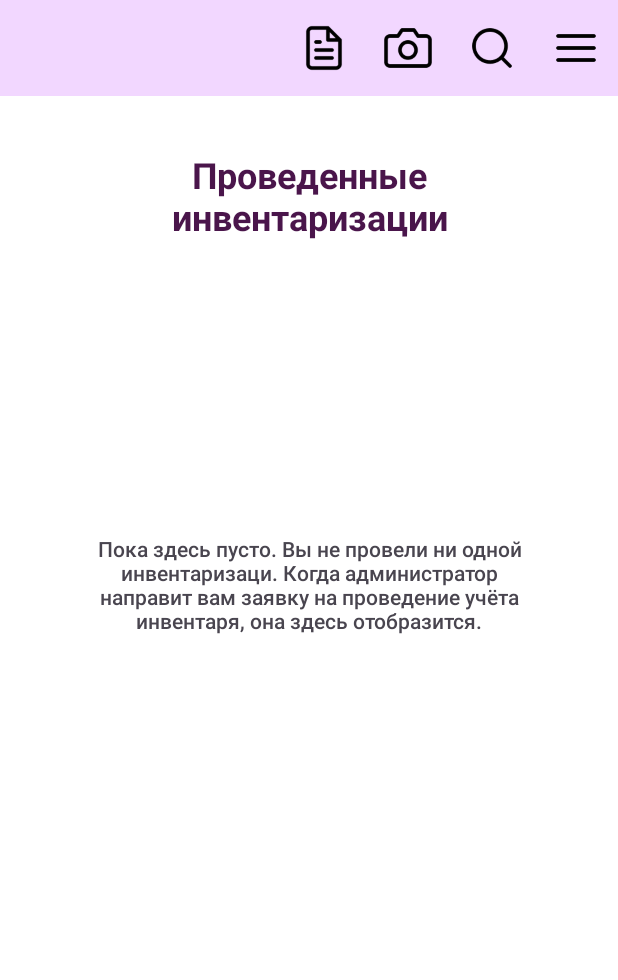
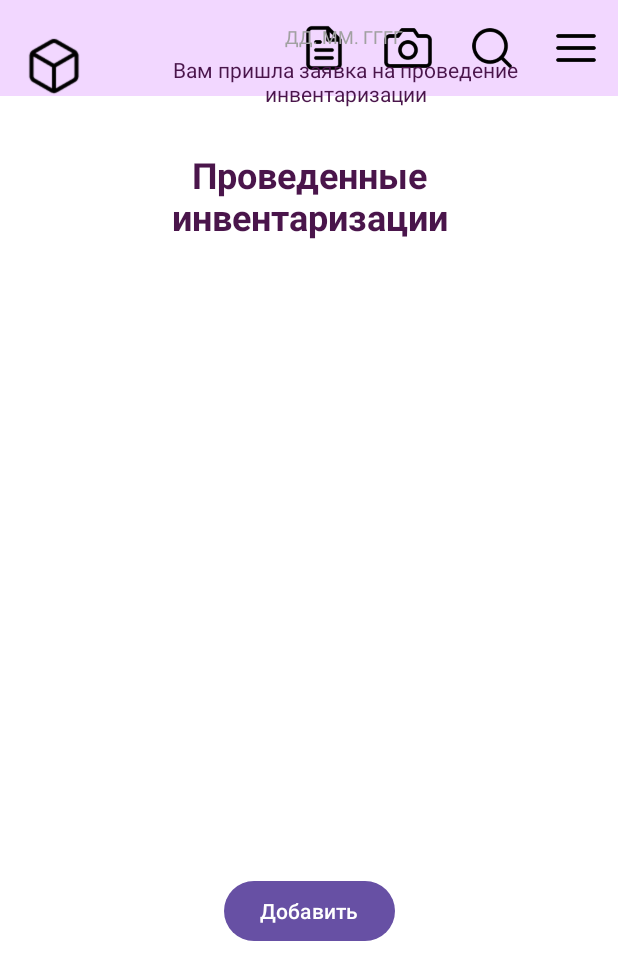
Before and after one commit to DdZz2005/Craft_Code_Project, an Android app: the screen it shows after launch (MainActivity), after a tap on "TODO", on a phone screen of 412 x 824 dp. Shown: the top 980 px of the screen. Run offline under Robolectric (Android 15) with nearby library versions, the phone set to English and light mode, and no system bars; 2 other taps on this screen came first.

Commit message:
Твой первый коммит!

```diff
--- a/app/src/main/java/com/example/craft_code_mobile_project/MainActivity.kt
+++ b/app/src/main/java/com/example/craft_code_mobile_project/MainActivity.kt
@@ -2,10 +2,15 @@ package com.example.craft_code_mobile_project
 
 import android.content.Intent
 import android.os.Bundle
+import android.view.LayoutInflater
 import android.view.Menu
 import android.view.MenuItem
+import android.view.View
+import android.widget.Button
+import android.widget.TextView
 import androidx.appcompat.app.AppCompatActivity
 import androidx.appcompat.widget.Toolbar
+import androidx.constraintlayout.widget.ConstraintLayout
 import com.example.craft_code_mobile_project.databinding.ActivityMainBinding
 
 class MainActivity : AppCompatActivity() {
@@ -19,14 +24,13 @@ class MainActivity : AppCompatActivity() {
 
         // Установка Toolbar
         setSupportActionBar(binding.toolbar)
-        supportActionBar?.title=""
+        supportActionBar?.title = ""
 
         // Установка макета меню в Toolbar
         binding.toolbar.inflateMenu(R.menu.main_menu)
 
         // Получение меню из Toolbar
         val menu = binding.toolbar.menu
-
 
         for (i in 0 until menu.size()) {
             val menuItem = menu.getItem(i)
@@ -36,13 +40,29 @@ class MainActivity : AppCompatActivity() {
             val params = Toolbar.LayoutParams(0, Toolbar.LayoutParams.MATCH_PARENT)
             itemView.layoutParams = params
         }
+
+        // Получаем ссылки на элементы разметки
+        val button: Button = findViewById(R.id.button2)
+        val textView3: TextView = findViewById(R.id.textView3)
+        val rootLayout: ConstraintLayout = findViewById(R.id.rootLayout)
+
+        // Устанавливаем обработчик клика для кнопки
+        button.setOnClickListener {
+            // Скрываем старый TextView
+            textView3.visibility = View.GONE
+
+            // Инфлейтим новый макет и добавляем его в корневой контейнер
+            val inflater = LayoutInflater.from(this)
+            val itemRequestView = inflater.inflate(R.layout.item_request, rootLayout, false)
+            rootLayout.addView(itemRequestView)
+        }
     }
-
 
     override fun onCreateOptionsMenu(menu: Menu?): Boolean {
         menuInflater.inflate(R.menu.main_menu, menu)
         return true
     }
+
     override fun onOptionsItemSelected(item: MenuItem): Boolean {
         return when (item.itemId) {
             R.id.account_details -> {
@@ -79,5 +99,4 @@ class MainActivity : AppCompatActivity() {
             else -> super.onOptionsItemSelected(item)
         }
     }
-
 }
--- a/app/src/main/res/layout/activity_main.xml
+++ b/app/src/main/res/layout/activity_main.xml
@@ -1,11 +1,13 @@
 <?xml version="1.0" encoding="utf-8"?>
-<androidx.constraintlayout.widget.ConstraintLayout xmlns:android="http://schemas.android.com/apk/res/android"
+<androidx.constraintlayout.widget.ConstraintLayout
+    xmlns:android="http://schemas.android.com/apk/res/android"
     xmlns:app="http://schemas.android.com/apk/res-auto"
     xmlns:tools="http://schemas.android.com/tools"
     android:layout_width="match_parent"
     android:layout_height="match_parent"
     android:background="#FFFFFF"
-    tools:context=".MainActivity">
+    tools:context=".MainActivity"
+    android:id="@+id/rootLayout"> <!-- Добавлен ID для идентификации контейнера -->
 
     <!-- Custom Toolbar with LinearLayout -->
     <com.google.android.material.appbar.AppBarLayout
@@ -26,7 +28,6 @@
     </com.google.android.material.appbar.AppBarLayout>
 
     <!-- Заголовок -->
-
     <TextView
         android:id="@+id/tvTitle"
         android:layout_width="314dp"
@@ -43,7 +44,6 @@
         app:layout_constraintStart_toStartOf="parent"
         app:layout_constraintTop_toBottomOf="@id/appBarLayout" />
 
-
     <TextView
         android:id="@+id/textView3"
         android:layout_width="292dp"
@@ -51,7 +51,7 @@
         android:layout_marginStart="75dp"
         android:layout_marginEnd="75dp"
         android:fontFamily="sans-serif-medium"
-        android:text="Пока здесь пусто. Вы не провели ни одной инвентаризаци. Когда администратор направит вам заявку на проведение учёта инвентаря, она здесь отобразится."
+        android:text="Пока здесь пусто. Вы не провели ни одной инвентаризации. Когда администратор направит вам заявку на проведение учёта инвентаря, она здесь отобразится."
         android:textAlignment="center"
         app:layout_constraintBottom_toBottomOf="parent"
         app:layout_constraintEnd_toEndOf="parent"
@@ -59,5 +59,15 @@
         app:layout_constraintTop_toBottomOf="@+id/tvTitle"
         app:layout_constraintVertical_bias="0.331" />
 
+    <Button
+        android:id="@+id/button2"
+        android:layout_width="wrap_content"
+        android:layout_height="48dp"
+        android:layout_marginTop="4dp"
+        android:text="Добавить"
+        app:layout_constraintBottom_toBottomOf="parent"
+        app:layout_constraintEnd_toEndOf="parent"
+        app:layout_constraintStart_toStartOf="parent"
+        app:layout_constraintTop_toBottomOf="@+id/textView3" />
 
 </androidx.constraintlayout.widget.ConstraintLayout>
--- a/app/src/main/res/layout/item_request.xml
+++ b/app/src/main/res/layout/item_request.xml
@@ -1,3 +1,4 @@
+<?xml version="1.0" encoding="utf-8"?>
 <LinearLayout xmlns:android="http://schemas.android.com/apk/res/android"
     android:layout_width="match_parent"
     android:layout_height="wrap_content"
@@ -11,7 +12,6 @@
         android:layout_width="40dp"
         android:layout_height="40dp"
         android:src="@drawable/img_6"
-        android:contentDescription="@string/request_icon"
         android:layout_marginEnd="8dp" />
 
     <!-- Текстовая часть -->
@@ -19,7 +19,8 @@
         android:layout_width="0dp"
         android:layout_height="wrap_content"
         android:layout_weight="1"
-        android:orientation="vertical">
+        android:orientation="vertical"
+        android:gravity="center"> <!-- Центрирование текста -->
 
         <!-- Дата -->
         <TextView
@@ -28,7 +29,8 @@
             android:layout_height="wrap_content"
             android:text="ДД. ММ. ГГГГ"
             android:textColor="#A1A1A1"
-            android:textSize="12sp" />
+            android:textSize="12sp"
+            android:gravity="center" /> <!-- Центрирование текста -->
 
         <!-- Описание заявки -->
         <TextView
@@ -38,7 +40,8 @@
             android:text="Вам пришла заявка на проведение инвентаризации"
             android:textColor="#4A154B"
             android:textSize="14sp"
-            android:layout_marginTop="4dp" />
+            android:layout_marginTop="4dp"
+            android:gravity="center" /> <!-- Центрирование текста -->
     </LinearLayout>
 
 </LinearLayout>
```
